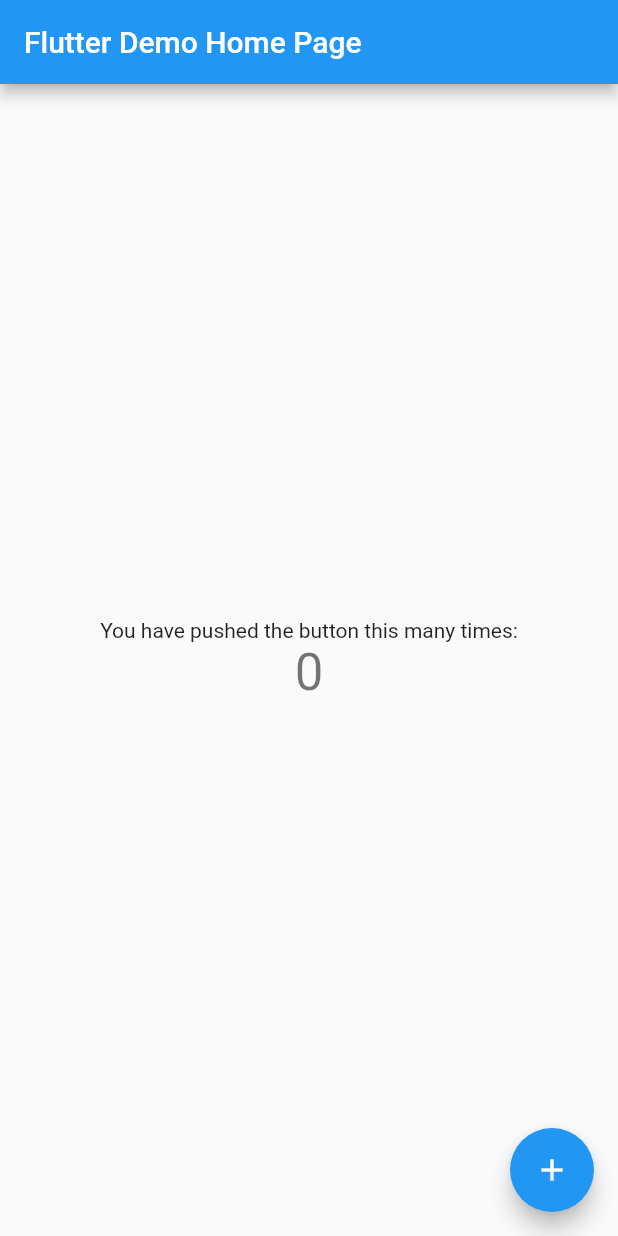
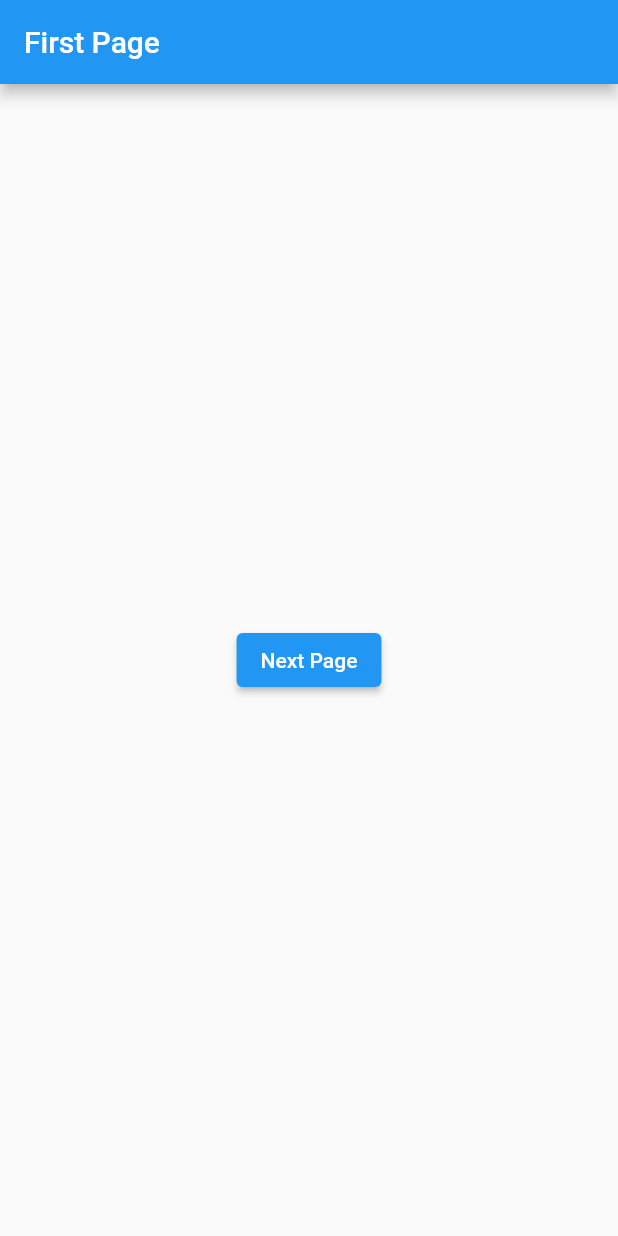
Before and after one commit to kakikubo/flutter_sample, a Flutter app: the screen it shows after launch, on a phone screen of 412 x 824 dp. Run offline on Flutter 3.47's test engine with Material 2 defaults, Android fonts, the phone set to English and light mode, and no system bars.

Commit message:
page遷移のNavigatorサンプルに書き換え

```diff
--- a/lib/main.dart
+++ b/lib/main.dart
@@ -24,92 +24,48 @@ class MyApp extends StatelessWidget {
         // is not restarted.
         primarySwatch: Colors.blue,
       ),
-      home: const MyHomePage(title: 'Flutter Demo Home Page'),
+      home: const FirstPage(),
     );
   }
 }
 
-class MyHomePage extends StatefulWidget {
-  const MyHomePage({Key? key, required this.title}) : super(key: key);
-
-  // This widget is the home page of your application. It is stateful, meaning
-  // that it has a State object (defined below) that contains fields that affect
-  // how it looks.
-
-  // This class is the configuration for the state. It holds the values (in this
-  // case the title) provided by the parent (in this case the App widget) and
-  // used by the build method of the State. Fields in a Widget subclass are
-  // always marked "final".
-
-  final String title;
-
-  @override
-  State<MyHomePage> createState() => _MyHomePageState();
-}
-
-class _MyHomePageState extends State<MyHomePage> {
-  int _counter = 0;
-
-  void _incrementCounter() {
-    setState(() {
-      // This call to setState tells the Flutter framework that something has
-      // changed in this State, which causes it to rerun the build method below
-      // so that the display can reflect the updated values. If we changed
-      // _counter without calling setState(), then the build method would not be
-      // called again, and so nothing would appear to happen.
-      _counter++;
-    });
-  }
+class FirstPage extends StatelessWidget {
+  const FirstPage({Key? key}) : super(key: key);
 
   @override
   Widget build(BuildContext context) {
-    // This method is rerun every time setState is called, for instance as done
-    // by the _incrementCounter method above.
-    //
-    // The Flutter framework has been optimized to make rerunning build methods
-    // fast, so that you can just rebuild anything that needs updating rather
-    // than having to individually change instances of widgets.
     return Scaffold(
-      appBar: AppBar(
-        // Here we take the value from the MyHomePage object that was created by
-        // the App.build method, and use it to set our appbar title.
-        title: Text(widget.title),
-      ),
+        appBar: AppBar(title: const Text('First Page')),
+        body: Center(
+            child: ElevatedButton(
+          onPressed: () {
+            Navigator.push(
+              context,
+              MaterialPageRoute(builder: (context) {
+                return const SecondPage();
+              }),
+            );
+          },
+          child: const Text('Next Page'),
+        )));
+  }
+}
+
+class SecondPage extends StatelessWidget {
+  const SecondPage({Key? key}) : super(key: key);
+
+  @override
+  Widget build(BuildContext context) {
+    return Scaffold(
+      appBar: AppBar(title: const Text('Second Page')),
       body: Center(
-        // Center is a layout widget. It takes a single child and positions it
-        // in the middle of the parent.
-        child: Column(
-          // Column is also a layout widget. It takes a list of children and
-          // arranges them vertically. By default, it sizes itself to fit its
-          // children horizontally, and tries to be as tall as its parent.
-          //
-          // Invoke "debug painting" (press "p" in the console, choose the
-          // "Toggle Debug Paint" action from the Flutter Inspector in Android
-          // Studio, or the "Toggle Debug Paint" command in Visual Studio Code)
-          // to see the wireframe for each widget.
-          //
-          // Column has various properties to control how it sizes itself and
-          // how it positions its children. Here we use mainAxisAlignment to
-          // center the children vertically; the main axis here is the vertical
-          // axis because Columns are vertical (the cross axis would be
-          // horizontal).
-          mainAxisAlignment: MainAxisAlignment.center,
-          children: <Widget>[
-            const Text(
-              'You have pushed the button this many times:',
-            ),
-            Text(
-              '$_counter',
-              style: Theme.of(context).textTheme.headline4,
-            ),
-          ],
+        child: ElevatedButton(
+          onPressed: () {
+            Navigator.pop(context);
+          },
+          child: const Text('Go back'),
         ),
       ),
-      floatingActionButton: FloatingActionButton(
-        onPressed: _incrementCounter,
-        tooltip: 'Increment',
-        child: const Icon(Icons.add),
-      ), // This trailing comma makes auto-formatting nicer for build methods.
     );
   }
 }
```
